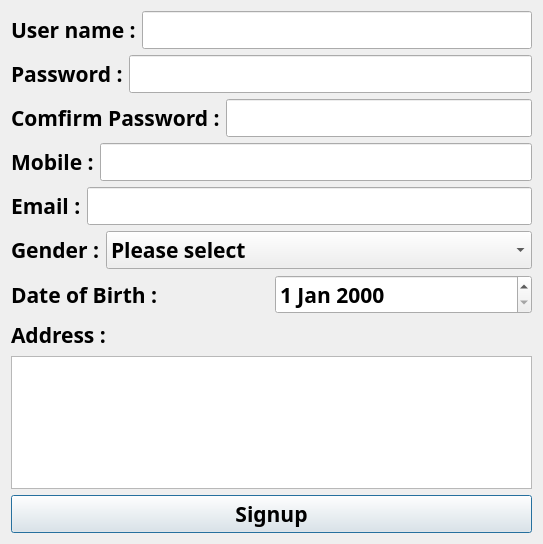
sravsnaina/login, file signup_dialog.ui: the form before one commit.
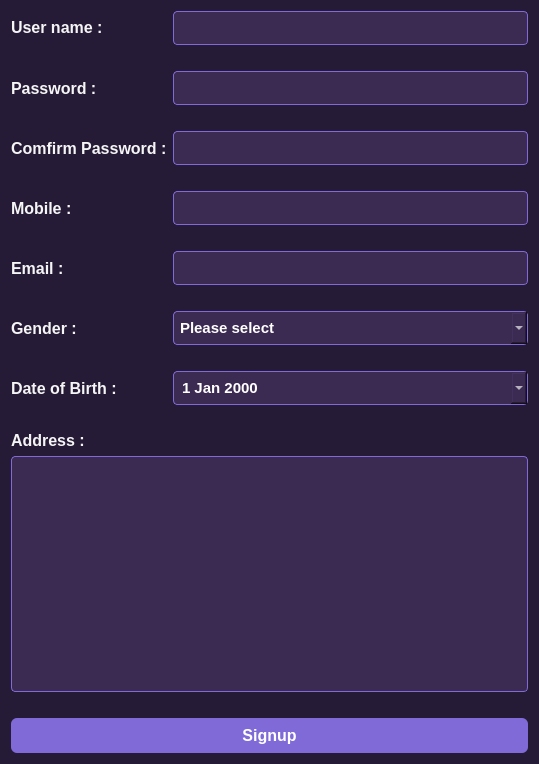
The form after the commit.

The edit to the form file:
```diff
--- a/signup_dialog.ui
+++ b/signup_dialog.ui
@@ -6,8 +6,8 @@
    <rect>
     <x>0</x>
     <y>0</y>
-    <width>543</width>
-    <height>544</height>
+    <width>539</width>
+    <height>764</height>
    </rect>
   </property>
   <property name="sizePolicy">
@@ -18,8 +18,8 @@
   </property>
   <property name="font">
    <font>
-    <family>Arial Black</family>
-    <pointsize>16</pointsize>
+    <family>Segoe UI</family>
+    <pointsize>11</pointsize>
     <weight>75</weight>
     <bold>true</bold>
    </font>
@@ -31,104 +31,153 @@
    <bool>false</bool>
   </property>
   <property name="styleSheet">
-   <string notr="true">QWidget {
-    background: qlineargradient(
-        x1:0, y1:0, x2:0, y2:1,
-        stop:0 #6A4B8A,
-        stop:1 #4B3869
-    );
+   <string notr="true">/* MAIN BACKGROUND */
+QWidget {
+    background-color: #261b36;
+    color: #f5f5f5;
+    font-family: &quot;Segoe UI&quot;;
+    font-size: 11pt;   /* Base size */
 }
 
+/* LABELS */
+QLabel {
+    color: #f5f5f5;
+    font-size: 12pt;       /* bigger labels */
+    font-weight: 600;      /* semi-bold, not heavy */
+
+}
+
+/* INPUTS */
+QLineEdit,
+QComboBox,
+QDateEdit,
+QTextEdit {
+    background-color: #3b2a52;
+    border: 1px solid #7f6ad8;
+    border-radius: 4px;
+    padding: 6px;
+    font-size: 11pt;       /* input text slightly smaller */
+    color: #ffffff;
+}
+
+/* FOCUS STYLE */
+QLineEdit:focus,
+QComboBox:focus,
+QDateEdit:focus,
+QTextEdit:focus {
+    border: 1px solid #f1c40f;
+    outline: none;
+}
+
+/* BUTTON */
+QPushButton {
+    background-color: #7f6ad8;
+    color: white;
+    font-size: 12pt;       /* bigger button text */
+    font-weight: 700;
+    border-radius: 6px;
+    padding: 8px 0;
+    border: none;
+}
+
+QPushButton:hover {
+    background-color: #9b82ff;
+}
+
+QPushButton:pressed {
+    background-color: #5e4ab0;
+}
+
+QLabel#username_error_label,
+QLabel#password_error_label,
+QLabel#confirm_error_label,
+QLabel#Gender_error_label,
+QLabel#mobile_error_label,
+QLabel#email_error_label,
+QLabel#address_error_label,
+QLabel#dob_error_label{
+    color: red;
+    font-size: 9pt;
+    font-weight: normal;
+}
 </string>
   </property>
   <layout class="QVBoxLayout" name="verticalLayout_2">
    <item>
-    <layout class="QHBoxLayout" name="horizontalLayout">
-     <item>
-      <widget class="QLabel" name="label">
-       <property name="text">
-        <string>User name :</string>
-       </property>
-      </widget>
-     </item>
-     <item>
-      <widget class="QLineEdit" name="lineEdit"/>
-     </item>
-    </layout>
-   </item>
-   <item>
-    <layout class="QHBoxLayout" name="horizontalLayout_2">
-     <item>
-      <widget class="QLabel" name="label_4">
-       <property name="text">
-        <string>Password :</string>
-       </property>
-      </widget>
-     </item>
-     <item>
-      <widget class="QLineEdit" name="lineEdit_4"/>
-     </item>
-    </layout>
-   </item>
-   <item>
-    <layout class="QHBoxLayout" name="horizontalLayout_3">
-     <item>
+    <layout class="QGridLayout" name="gridLayout">
+     <item row="4" column="0">
       <widget class="QLabel" name="label_2">
        <property name="text">
         <string>Comfirm Password :</string>
        </property>
       </widget>
      </item>
-     <item>
-      <widget class="QLineEdit" name="lineEdit_2"/>
+     <item row="16" column="1">
+      <widget class="QLabel" name="address_error_label">
+       <property name="font">
+        <font>
+         <family>Segoe UI</family>
+         <pointsize>9</pointsize>
+         <weight>50</weight>
+         <bold>false</bold>
+        </font>
+       </property>
+       <property name="text">
+        <string/>
+       </property>
+      </widget>
      </item>
-    </layout>
-   </item>
-   <item>
-    <layout class="QHBoxLayout" name="horizontalLayout_4">
-     <item>
-      <widget class="QLabel" name="label_3">
+     <item row="7" column="1">
+      <widget class="QLabel" name="mobile_error_label">
+       <property name="font">
+        <font>
+         <family>Segoe UI</family>
+         <pointsize>9</pointsize>
+         <weight>50</weight>
+         <bold>false</bold>
+        </font>
+       </property>
        <property name="text">
-        <string>Mobile :</string>
+        <string/>
        </property>
       </widget>
      </item>
-     <item>
-      <widget class="QLineEdit" name="lineEdit_3"/>
-     </item>
-    </layout>
-   </item>
-   <item>
-    <layout class="QHBoxLayout" name="horizontalLayout_5">
-     <item>
-      <widget class="QLabel" name="label_5">
+     <item row="13" column="1">
+      <widget class="QLabel" name="dob_error_label">
+       <property name="font">
+        <font>
+         <family>Segoe UI</family>
+         <pointsize>9</pointsize>
+         <weight>50</weight>
+         <bold>false</bold>
+        </font>
+       </property>
        <property name="text">
-        <string>Email :</string>
+        <string/>
        </property>
       </widget>
      </item>
-     <item>
-      <widget class="QLineEdit" name="lineEdit_5"/>
-     </item>
-    </layout>
-   </item>
-   <item>
-    <layout class="QHBoxLayout" name="horizontalLayout_6">
-     <item>
-      <widget class="QLabel" name="label_6">
+     <item row="14" column="0">
+      <widget class="QLabel" name="label_8">
        <property name="sizePolicy">
-        <sizepolicy hsizetype="Fixed" vsizetype="Preferred">
+        <sizepolicy hsizetype="Ignored" vsizetype="Fixed">
          <horstretch>0</horstretch>
          <verstretch>0</verstretch>
         </sizepolicy>
        </property>
        <property name="text">
-        <string>Gender :</string>
+        <string>Address :</string>
        </property>
       </widget>
      </item>
-     <item>
-      <widget class="QComboBox" name="comboBox">
+     <item row="0" column="1">
+      <widget class="QLineEdit" name="Username_lineEdit"/>
+     </item>
+     <item row="15" column="0" colspan="2">
+      <widget class="QTextEdit" name="Address_textEdit"/>
+     </item>
+     <item row="10" column="1">
+      <widget class="QComboBox" name="gender_comboBox">
        <item>
         <property name="text">
          <string>Please select</string>
@@ -151,47 +200,188 @@
        </item>
       </widget>
      </item>
-    </layout>
-   </item>
-   <item>
-    <layout class="QHBoxLayout" name="horizontalLayout_7">
-     <item>
+     <item row="1" column="1">
+      <widget class="QLabel" name="username_error_label">
+       <property name="sizePolicy">
+        <sizepolicy hsizetype="Preferred" vsizetype="Preferred">
+         <horstretch>0</horstretch>
+         <verstretch>0</verstretch>
+        </sizepolicy>
+       </property>
+       <property name="font">
+        <font>
+         <family>Segoe UI</family>
+         <pointsize>9</pointsize>
+         <weight>50</weight>
+         <bold>false</bold>
+        </font>
+       </property>
+       <property name="styleSheet">
+        <string notr="true">QLabel#usernameErrorLabel {
+    color: #ff6b6b;          /* red text */
+    font-size: 8pt;          /* smaller than normal text */
+    background: transparent; /* no purple block */
+    border: none;            /* no frame */
+    padding-left: 2px;
+}
+</string>
+       </property>
+       <property name="text">
+        <string/>
+       </property>
+      </widget>
+     </item>
+     <item row="5" column="1">
+      <widget class="QLabel" name="confirm_error_label">
+       <property name="font">
+        <font>
+         <family>Segoe UI</family>
+         <pointsize>9</pointsize>
+         <weight>50</weight>
+         <bold>false</bold>
+        </font>
+       </property>
+       <property name="text">
+        <string/>
+       </property>
+      </widget>
+     </item>
+     <item row="2" column="1">
+      <widget class="QLineEdit" name="password_lineEdit_4">
+       <property name="echoMode">
+        <enum>QLineEdit::PasswordEchoOnEdit</enum>
+       </property>
+      </widget>
+     </item>
+     <item row="2" column="0">
+      <widget class="QLabel" name="label_4">
+       <property name="text">
+        <string>Password :</string>
+       </property>
+      </widget>
+     </item>
+     <item row="3" column="1">
+      <widget class="QLabel" name="password_error_label">
+       <property name="sizePolicy">
+        <sizepolicy hsizetype="Preferred" vsizetype="Preferred">
+         <horstretch>0</horstretch>
+         <verstretch>0</verstretch>
+        </sizepolicy>
+       </property>
+       <property name="font">
+        <font>
+         <family>Segoe UI</family>
+         <pointsize>9</pointsize>
+         <weight>50</weight>
+         <bold>false</bold>
+        </font>
+       </property>
+       <property name="text">
+        <string/>
+       </property>
+      </widget>
+     </item>
+     <item row="6" column="1">
+      <widget class="QLineEdit" name="mobile_lineEdit_3">
+       <property name="inputMethodHints">
+        <set>Qt::ImhPreferNumbers</set>
+       </property>
+      </widget>
+     </item>
+     <item row="10" column="0">
+      <widget class="QLabel" name="label_6">
+       <property name="sizePolicy">
+        <sizepolicy hsizetype="Fixed" vsizetype="Preferred">
+         <horstretch>0</horstretch>
+         <verstretch>0</verstretch>
+        </sizepolicy>
+       </property>
+       <property name="text">
+        <string>Gender :</string>
+       </property>
+      </widget>
+     </item>
+     <item row="8" column="1">
+      <widget class="QLineEdit" name="Email_lineEdit_5"/>
+     </item>
+     <item row="8" column="0">
+      <widget class="QLabel" name="label_5">
+       <property name="text">
+        <string>Email :</string>
+       </property>
+      </widget>
+     </item>
+     <item row="12" column="1">
+      <widget class="QDateEdit" name="DOB_dateEdit">
+       <property name="calendarPopup">
+        <bool>true</bool>
+       </property>
+      </widget>
+     </item>
+     <item row="0" column="0">
+      <widget class="QLabel" name="label">
+       <property name="sizePolicy">
+        <sizepolicy hsizetype="Preferred" vsizetype="Fixed">
+         <horstretch>0</horstretch>
+         <verstretch>0</verstretch>
+        </sizepolicy>
+       </property>
+       <property name="text">
+        <string>User name :</string>
+       </property>
+      </widget>
+     </item>
+     <item row="11" column="1">
+      <widget class="QLabel" name="Gender_error_label">
+       <property name="font">
+        <font>
+         <family>Segoe UI</family>
+         <pointsize>9</pointsize>
+         <weight>50</weight>
+         <bold>false</bold>
+        </font>
+       </property>
+       <property name="text">
+        <string/>
+       </property>
+       <property name="textFormat">
+        <enum>Qt::PlainText</enum>
+       </property>
+      </widget>
+     </item>
+     <item row="12" column="0">
       <widget class="QLabel" name="label_7">
        <property name="text">
         <string>Date of Birth :</string>
        </property>
       </widget>
      </item>
-     <item>
-      <widget class="QDateEdit" name="dateEdit"/>
-     </item>
-    </layout>
-   </item>
-   <item>
-    <layout class="QVBoxLayout" name="verticalLayout">
-     <item>
-      <widget class="QLabel" name="label_8">
-       <property name="sizePolicy">
-        <sizepolicy hsizetype="Ignored" vsizetype="Fixed">
-         <horstretch>0</horstretch>
-         <verstretch>0</verstretch>
-        </sizepolicy>
+     <item row="4" column="1">
+      <widget class="QLineEdit" name="comfirm_password_lineEdit_2">
+       <property name="echoMode">
+        <enum>QLineEdit::PasswordEchoOnEdit</enum>
        </property>
+      </widget>
+     </item>
+     <item row="6" column="0">
+      <widget class="QLabel" name="label_3">
        <property name="text">
-        <string>Address :</string>
+        <string>Mobile :</string>
        </property>
       </widget>
      </item>
-     <item>
-      <widget class="QTextEdit" name="textEdit">
-       <property name="enabled">
-        <bool>true</bool>
+     <item row="9" column="1">
+      <widget class="QLabel" name="email_error_label">
+       <property name="font">
+        <font>
+         <family>Segoe UI</family>
+         <pointsize>9</pointsize>
+         <weight>50</weight>
+         <bold>false</bold>
+        </font>
        </property>
-       <property name="sizePolicy">
-        <sizepolicy hsizetype="Expanding" vsizetype="Ignored">
-         <horstretch>0</horstretch>
-         <verstretch>0</verstretch>
-        </sizepolicy>
+       <property name="text">
+        <string/>
        </property>
       </widget>
      </item>
```
Left out of the diff: 2 changed lines with no effect on the pictures.
